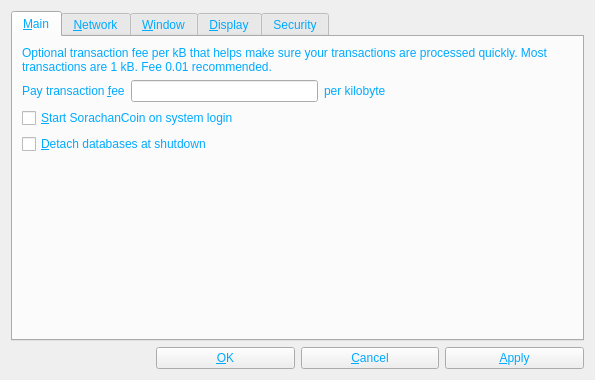
FromHDDtoSSD/SorachanCoin-qt, file src/qt/forms/optionsdialog.ui: the form before one commit.
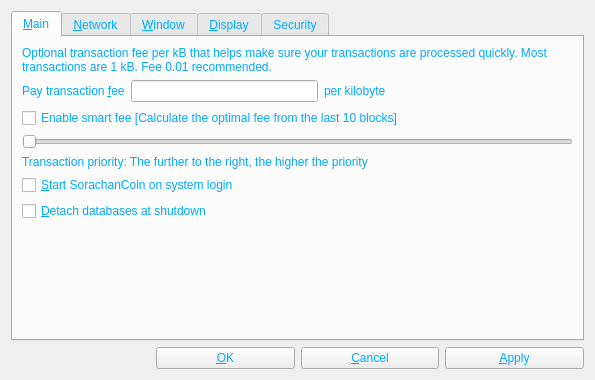
The form after the commit. Icons and pictures are not drawn. Custom widgets are drawn as their Qt base class.

Diff of the .ui file:
```diff
--- a/src/qt/forms/optionsdialog.ui
+++ b/src/qt/forms/optionsdialog.ui
@@ -87,6 +87,33 @@
          </item>
         </layout>
        </item>
+       <item>
+        <widget class="QCheckBox" name="smartfeeCheckBox">
+         <property name="text">
+          <string>Enable smart fee [Calculate the optimal fee from the last 10 blocks]</string>
+         </property>
+        </widget>
+       </item>
+       <item>
+        <widget class="QSlider" name="smartfeeHorizontalSlider">
+         <property name="minimum">
+          <number>2</number>
+         </property>
+         <property name="maximum">
+          <number>8</number>
+         </property>
+         <property name="orientation">
+          <enum>Qt::Horizontal</enum>
+         </property>
+        </widget>
+       </item>
+       <item>
+        <widget class="QLabel" name="smartfeeLabel">
+         <property name="text">
+          <string>Transaction priority: The further to the right, the higher the priority</string>
+         </property>
+        </widget>
+       </item>
        <item>
         <widget class="QCheckBox" name="bitcoinAtStartup">
          <property name="toolTip">
```
